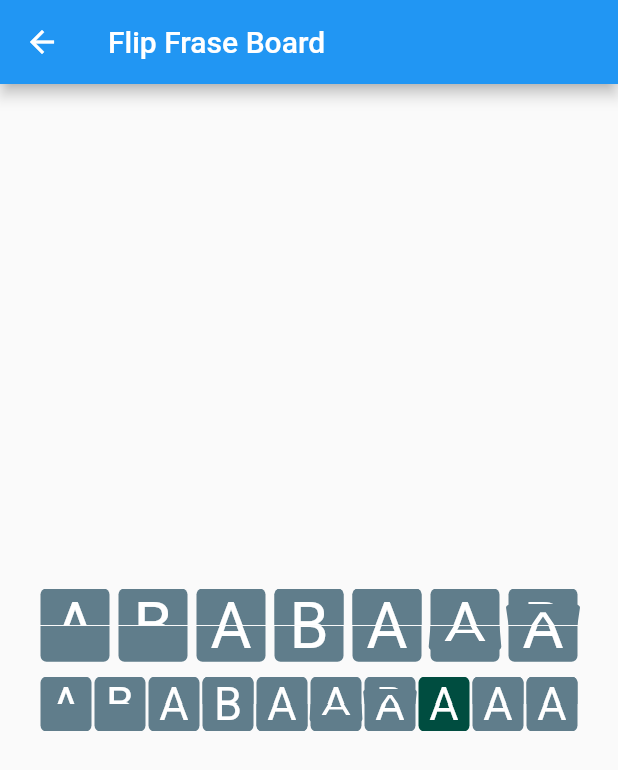
After one commit to cc-nogueira/flip_board, a Flutter app: the screen it shows after launch, after a tap on "Flip Frase Board", on a phone screen of 412 x 824 dp. The commit adds this screen. Shown: the top 770 px of the screen. Run offline on Flutter 3.47's test engine with Material 2 defaults, Android fonts, the phone set to English and light mode, and no system bars.

Commit message:
FlipAToFlutter example transformed in new widget. New FlipFraseBoardPage example.

```diff
--- a/example/lib/main.dart
+++ b/example/lib/main.dart
@@ -1,8 +1,8 @@
 import 'package:flutter/material.dart';
 
-import 'pages/flip_a_to_flutter_page.dart';
 import 'pages/flip_clock_page.dart';
 import 'pages/flip_countdown_clock_page.dart';
+import 'pages/flip_frase_board_page.dart';
 import 'pages/flip_image_page.dart';
 import 'pages/flip_stream_page.dart';
 
@@ -17,7 +17,7 @@ class MyApp extends StatelessWidget {
       routes: {
         'flip_image': _flipImagePage,
         'flip_stream': _flipStreamPage,
-        'flip_a_to_flutter': (_) => FlipAToFlutterPage(),
+        'flip_frase_board': (_) => FlipFraseBoardPage(),
         'flip_clock': (_) => FlipClockPage(),
         'countdown_clock': (_) => CountdownClockPage(),
       },
@@ -80,10 +80,10 @@ class HomePage extends StatelessWidget {
               ),
               ListTile(
                 leading: const Icon(Icons.sort_by_alpha, size: 48.0),
-                title: const Text('Flip A to FLUTTER'),
-                subtitle: const Text('Flip from A to Flutter!'),
+                title: const Text('Flip Frase Board'),
+                subtitle: const Text('Flip FLUTTER FLIP BOARD'),
                 onTap: () =>
-                    Navigator.of(context).pushNamed('flip_a_to_flutter'),
+                    Navigator.of(context).pushNamed('flip_frase_board'),
               ),
               ListTile(
                 leading: const Icon(Icons.watch, size: 48.0),
--- a/example/lib/pages/flip_a_to_flutter_page.dart
+++ /dev/null
@@ -1,81 +0,0 @@
-import 'dart:async';
-import 'dart:math';
-
-import 'package:flip_board/flip_widget.dart';
-import 'package:flutter/material.dart';
-
-class FlipAToFlutterPage extends StatelessWidget {
-  final _aCodeUnit = 'A'.codeUnitAt(0);
-  final _width = 40.0;
-  final _height = 42.0;
-  final _fontSize = 36.0;
-  final _maxDelay = 500;
-  final _random = Random();
-  final _message = 'FLUTTER';
-
-  @override
-  Widget build(BuildContext context) => Scaffold(
-        appBar: AppBar(title: const Text('Flip from A to Flutter')),
-        body: Center(
-          child: _buildDisplay(),
-        ),
-      );
-
-  Widget _buildDisplay() {
-    final children = <Widget>[];
-    for (final letter in _message.characters) {
-      children.add(_buildLetterFlip(letter, _randomDelay));
-    }
-    return Row(
-      mainAxisSize: MainAxisSize.min,
-      children: children,
-    );
-  }
-
-  int get _randomDelay => 250 + _random.nextInt(_maxDelay - 250);
-
-  Widget _buildLetterFlip(String letter, int delay) => Container(
-        child: VerticalFlipWidget<String>(
-          itemStream: _letterStream(letter, delay),
-          itemBuilder: (context, item) => _itemBuilder(context, item, letter),
-          direction: VerticalDirection.down,
-          duration: Duration(milliseconds: delay ~/ 3),
-          spacing: 1.0,
-        ),
-      );
-
-  Widget _itemBuilder(BuildContext context, String? item, String letter) {
-    final color = item == letter ? Colors.blue[900] : Colors.black;
-    final child = item == null
-        ? null
-        : Text(
-            item,
-            style: TextStyle(color: Colors.yellow, fontSize: _fontSize),
-          );
-    return Container(
-      margin: const EdgeInsets.symmetric(horizontal: 1.0),
-      decoration: BoxDecoration(
-        color: color,
-        borderRadius: const BorderRadius.all(Radius.circular(4.0)),
-      ),
-      child: Container(
-        width: _width,
-        height: _height,
-        alignment: Alignment.center,
-        child: child,
-      ),
-    );
-  }
-
-  Stream<String> _letterStream(String letter, int delay) {
-    final lastCode = letter.codeUnitAt(0);
-    final letters = <String>[];
-    for (var code = _aCodeUnit; code <= lastCode; ++code) {
-      letters.add(String.fromCharCode(code));
-    }
-    return Stream.periodic(
-      Duration(milliseconds: delay),
-      (idx) => idx < letters.length ? letters[idx] : '',
-    ).takeWhile((item) => item.isNotEmpty);
-  }
-}
--- /dev/null
+++ b/example/lib/pages/flip_frase_board_page.dart
@@ -0,0 +1,55 @@
+import 'package:flip_board/flip_board.dart';
+import 'package:flutter/material.dart';
+
+/// Page with 'FLUTTER!' message shown as an animated board.
+///
+/// Page displays 'A A A A A A A A', flipping each letter upto 'F L U T T E R !',
+/// each in a different random speed.
+class FlipFraseBoardPage extends StatelessWidget {
+  @override
+  Widget build(BuildContext context) => Scaffold(
+        appBar: AppBar(title: const Text('Flip Frase Board')),
+        body: Center(
+          child: Theme(
+            data: ThemeData(
+              colorScheme:
+                  ColorScheme.fromSwatch(primarySwatch: Colors.blueGrey),
+            ),
+            child: Column(
+              mainAxisAlignment: MainAxisAlignment.center,
+              children: [
+                FlipFraseBoard(
+                  startLetter: 'A',
+                  endFrase: 'FLUTTER',
+                  fontSize: 42.0,
+                  letterSpacing: 3.0,
+                  // startColors: [Colors.black],
+                  //endColors: [Colors.blue[900]!],
+                  //digitColors: [Colors.white],
+                ),
+                const SizedBox(height: 10.0),
+                FlipFraseBoard(
+                  startLetter: 'A',
+                  endFrase: 'FLIP BOARD',
+                  fontSize: 30.0,
+                  flipSpacing: 0.5,
+                  // startColors: [Colors.black],
+                  endColors: _endColors,
+                  // digitColors: [Colors.white],
+                ),
+              ],
+            ),
+          ),
+        ),
+      );
+
+  List<Color> get _endColors => [
+        Colors.teal[900]!,
+        Colors.blue[900]!,
+        Colors.red[900]!,
+        Colors.blueGrey[900]!,
+        Colors.lightGreen[900]!,
+        Colors.orange[900]!,
+        Colors.cyan[800]!,
+      ];
+}
--- a/lib/flip_board.dart
+++ b/lib/flip_board.dart
@@ -1,2 +1,3 @@
 export 'src/board/flip_board.dart';
+export 'src/board/flip_frase_board.dart';
 export 'src/board/flip_stream_board.dart';
--- /dev/null
+++ b/lib/src/board/flip_frase_board.dart
@@ -0,0 +1,151 @@
+import 'dart:async';
+import 'dart:math';
+
+import 'package:flutter/material.dart';
+
+import '../../flip_widget.dart';
+
+/// Page with 'FLUTTER!' message shown as an animated board.
+///
+/// Page displays 'A A A A A A A A', flipping each letter upto 'F L U T T E R !',
+/// each in a different random speed.
+class FlipFraseBoard extends StatelessWidget {
+  FlipFraseBoard({
+    String? startFrase,
+    String? startLetter,
+    required String endFrase,
+    required this.fontSize,
+    this.startColors,
+    this.endColors,
+    this.digitColors,
+    double? flipLetterWidth,
+    double? flipLetterHeight,
+    this.letterSpacing = 1.0,
+    this.flipSpacing = 0.8,
+    this.maxFlipDelay = 800,
+    this.minFlipDelay = 300,
+  })  : assert(startFrase == null || startLetter == null),
+        assert(startFrase != null && startFrase.isNotEmpty ||
+            startLetter != null && startLetter.length == 1),
+        assert(endFrase.isNotEmpty),
+        assert(startFrase == null || startFrase.length == endFrase.length),
+        assert(endColors == null || endColors.isNotEmpty),
+        startChars = startFrase?.characters ??
+            (startLetter! * endFrase.length).characters,
+        endChars = endFrase.characters,
+        flipLetterWidth = flipLetterWidth ?? fontSize + 4,
+        flipLetterHeight = flipLetterHeight ?? fontSize + 6;
+
+  final Characters startChars, endChars;
+  final double fontSize;
+  final double letterSpacing;
+  final double flipSpacing;
+  final double flipLetterWidth, flipLetterHeight;
+  final List<Color>? startColors, endColors, digitColors;
+  final int minFlipDelay, maxFlipDelay;
+
+  final _random = Random();
+
+  @override
+  Widget build(BuildContext context) {
+    final children = <Widget>[];
+    for (var i = 0; i < startChars.length; ++i) {
+      children.add(_buildLetterFlip(context, index: i, delay: _randomDelay));
+    }
+    return Row(
+      mainAxisSize: MainAxisSize.min,
+      children: children,
+    );
+  }
+
+  int get _randomDelay =>
+      minFlipDelay + _random.nextInt(maxFlipDelay - minFlipDelay);
+
+  Color? _color(List<Color>? colors, int index) =>
+      colors == null ? null : colors[index % colors.length];
+
+  Widget _buildLetterFlip(
+    BuildContext context, {
+    required int index,
+    required int delay,
+  }) {
+    final startLetter = startChars.elementAt(index);
+    final endLetter = endChars.elementAt(index);
+    final colorScheme = Theme.of(context).colorScheme;
+    final startColor = _color(startColors, index) ?? colorScheme.primary;
+    final endColor = _color(endColors, index) ?? colorScheme.primaryVariant;
+    final digitColor = _color(digitColors, index) ?? colorScheme.onPrimary;
+
+    return Container(
+      child: VerticalFlipWidget<String>(
+        itemStream: _letterStream(startLetter, endLetter, delay),
+        itemBuilder: (context, item) => _itemBuilder(
+          context,
+          item,
+          endLetter: endLetter,
+          startColor: startColor,
+          endColor: endColor,
+          digitColor: digitColor,
+        ),
+        direction: _letterDirection(startLetter, endLetter),
+        duration: Duration(milliseconds: delay ~/ 3),
+        spacing: flipSpacing,
+      ),
+    );
+  }
+
+  Widget _itemBuilder(
+    BuildContext context,
+    String? item, {
+    required String endLetter,
+    required Color startColor,
+    required Color endColor,
+    required Color digitColor,
+  }) {
+    final textStyle = TextStyle(color: digitColor, fontSize: fontSize);
+
+    final child = item == null ? null : Text(item, style: textStyle);
+    final color = item == endLetter ? endColor : startColor;
+    return Container(
+      margin: EdgeInsets.symmetric(horizontal: letterSpacing),
+      decoration: BoxDecoration(
+        color: color,
+        borderRadius: const BorderRadius.all(Radius.circular(4.0)),
+      ),
+      child: Container(
+        width: flipLetterWidth,
+        height: flipLetterHeight,
+        alignment: Alignment.center,
+        child: child,
+      ),
+    );
+  }
+
+  Stream<String> _letterStream(
+    String startLetter,
+    String endLetter,
+    int delay,
+  ) {
+    final firstCode = startLetter.codeUnitAt(0);
+    final lastCode = endLetter.codeUnitAt(0);
+    final letters = <String>[];
+    if (firstCode <= lastCode) {
+      for (var code = firstCode; code <= lastCode; ++code) {
+        letters.add(String.fromCharCode(code));
+      }
+    } else {
+      for (var code = firstCode; code >= lastCode; --code) {
+        letters.add(String.fromCharCode(code));
+      }
+    }
+    return Stream.periodic(
+      Duration(milliseconds: delay),
+      (idx) => idx < letters.length ? letters[idx] : '',
+    ).takeWhile((item) => item.isNotEmpty);
+  }
+
+  VerticalDirection _letterDirection(String startLetter, String endLetter) =>
+      startLetter.codeUnitAt(0) < endLetter.codeUnitAt(0)
+          ? VerticalDirection.down
+          : VerticalDirection.up;
+}
```
